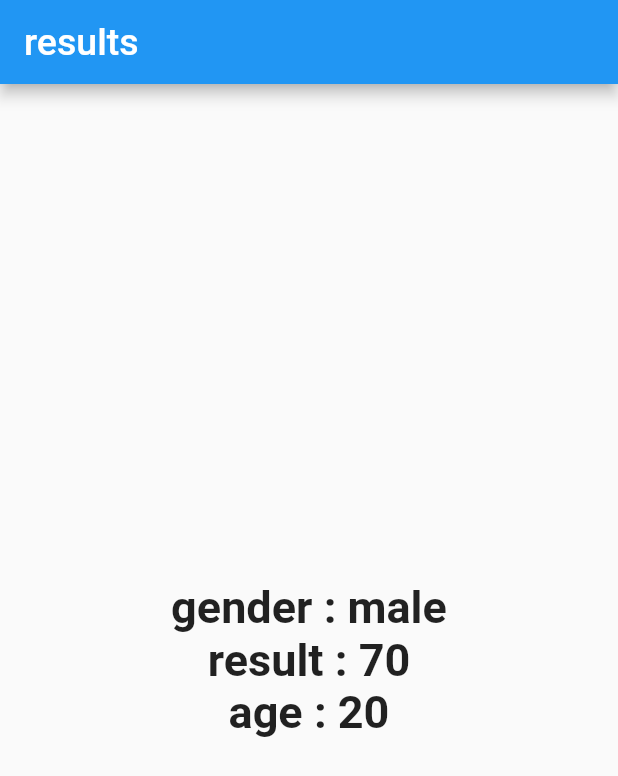
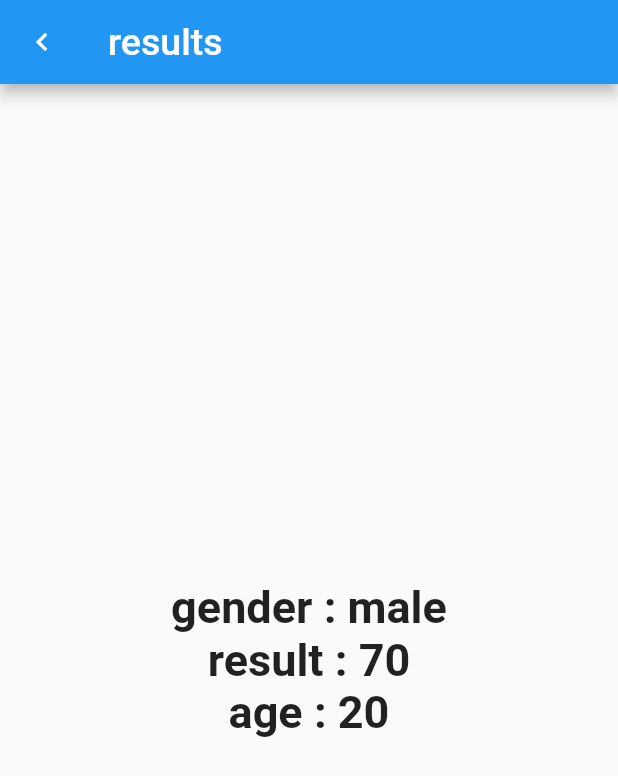
Before and after one commit to fathyBaiomy/bmi_calculator, a Flutter app: the screen it shows after launch, after a tap on "calculate", on a phone screen of 412 x 824 dp. Shown: the top 776 px of the screen. Run offline on Flutter 3.47's test engine with Material 2 defaults, Android fonts, the phone set to English and light mode, and no system bars.

Commit message:
added back button

```diff
--- a/lib/BMIResult.dart
+++ b/lib/BMIResult.dart
@@ -13,6 +13,11 @@ class BMIResult extends StatelessWidget {
   Widget build(BuildContext context) {
     return Scaffold(
       appBar: AppBar(
+        leading: IconButton(
+            onPressed: () {
+              Navigator.pop(context);
+            },
+            icon: Icon(Icons.keyboard_arrow_left)),
         title: Text(
           'results',
           style: TextStyle(
```
